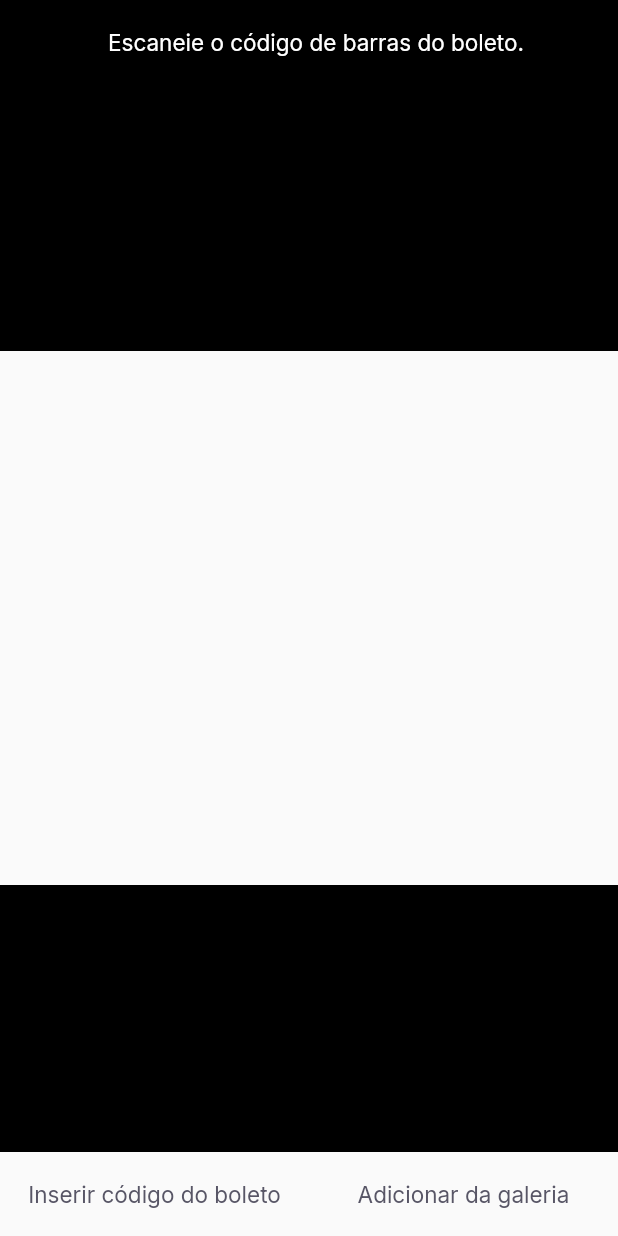
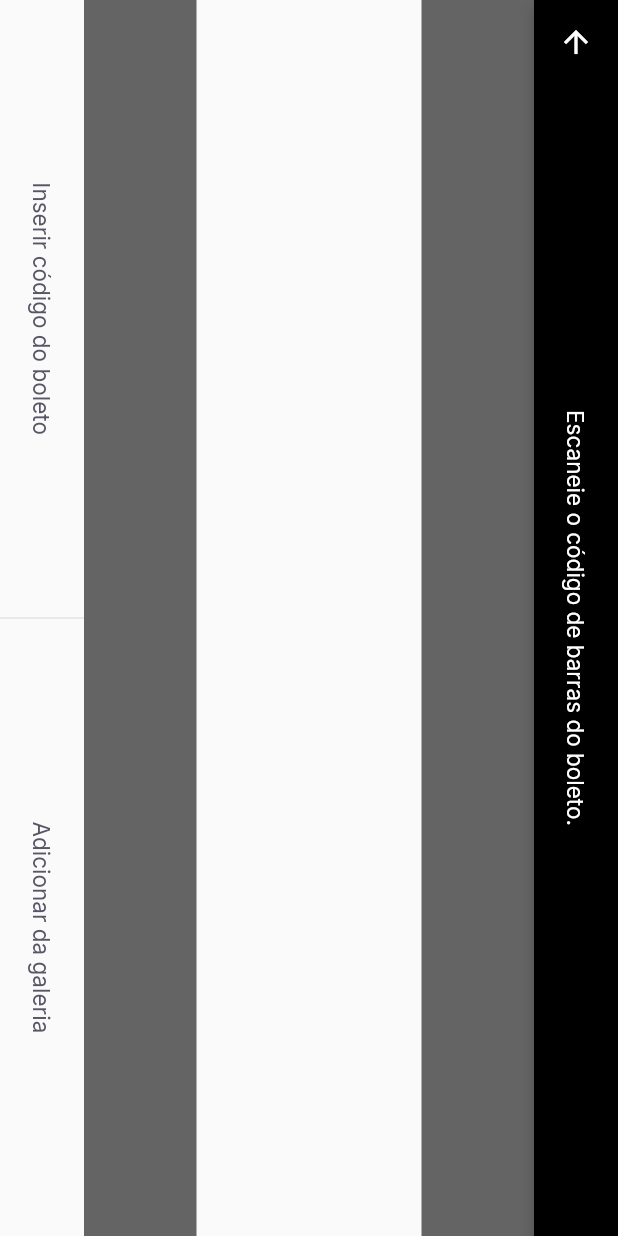
Before and after one commit to FilipeWilliam/payflow-flutter, a Flutter app: the BarcodeScannerPage screen opened by its route, on a phone screen of 412 x 824 dp. Run offline on Flutter 3.47's test engine with Material 2 defaults, Android fonts, the phone set to English and light mode, and no system bars; our stand-ins replace firebase_core, google_fonts, google_sign_in, shared_preferences; accounts and stored records are empty.

Commit message:
Finaliza o layout da tela de leitura do código de barras

```diff
--- a/lib/main.dart
+++ b/lib/main.dart
@@ -1,15 +1,14 @@
 import 'package:firebase_core/firebase_core.dart';
 import 'package:flutter/material.dart';
 import 'package:payflow/modules/app_widget.dart';
-import 'package:payflow/shared/themes/app_colors.dart';
-
-import 'modules/login/login_page.dart';
 
 void main() {
-  runApp(AppFirebase());
+  runApp(const AppFirebase());
 }
 
 class AppFirebase extends StatefulWidget {
+  const AppFirebase({Key? key}) : super(key: key);
+
   @override
   _AppFirebaseState createState() => _AppFirebaseState();
 }
--- a/lib/modules/barcode_scanner/barcode_scanner_page.dart
+++ b/lib/modules/barcode_scanner/barcode_scanner_page.dart
@@ -1,6 +1,7 @@
 import 'package:flutter/material.dart';
+import 'package:payflow/shared/themes/app_colors.dart';
 import 'package:payflow/shared/themes/app_text_styles.dart';
-import 'package:payflow/shared/widgets/label_button/label_button.dart';
+import 'package:payflow/shared/widgets/set_label_buttons/set_label_buttons.dart';
 
 class BarcodeScannerPage extends StatefulWidget {
   const BarcodeScannerPage({ Key? key }) : super(key: key);
@@ -12,9 +13,20 @@ class BarcodeScannerPage extends StatefulWidget {
 class _BarcodeScannerPageState extends State<BarcodeScannerPage> {
   @override
   Widget build(BuildContext context) {
-    return Scaffold(
+    return SafeArea(
+      top: true,
+      bottom: true,
+      left: true,
+      right: true,
+      child: RotatedBox(
+        quarterTurns: 1,
+        child: Scaffold(
           appBar: AppBar(
+            centerTitle: true,
             backgroundColor: Colors.black,
+            leading: BackButton(
+              color: AppColors.background,
+            ),
             title: Text(
               'Escaneie o código de barras do boleto.',
               style: TextStyles.buttonBackground,
@@ -24,7 +36,7 @@ class _BarcodeScannerPageState extends State<BarcodeScannerPage> {
             children: [
               Expanded(
                 child: Container(
-              color: Colors.black,
+                  color: Colors.black.withOpacity(0.6),
                 ),
               ),
               Expanded(
@@ -35,26 +47,18 @@ class _BarcodeScannerPageState extends State<BarcodeScannerPage> {
               ),
               Expanded(
                 child: Container(
-              color: Colors.black,
+                  color: Colors.black.withOpacity(0.6),
                 ),
               ),
             ],
           ),
-      bottomNavigationBar: Row(
-        children: [
-          Expanded(
-            child: LabelButton(
-              label: 'Inserir código do boleto',
-               onPressed: () {}
+          bottomNavigationBar: SetLabelButtons(
+            primaryLabel: 'Inserir código do boleto',
+            primaryOnPressed: () {},
+            secondaryLabel: 'Adicionar da galeria',
+            secondaryOnPressed: () {},
+          )
         ),
-          ),
-          Expanded(
-            child: LabelButton(
-              label: 'Adicionar da galeria',
-               onPressed: () {}
-            ),
-          ),
-        ],
       ),
     );
   }
--- /dev/null
+++ b/lib/shared/widgets/divider_vertical/divider_vertical.dart
@@ -0,0 +1,15 @@
+import 'package:flutter/material.dart';
+import 'package:payflow/shared/themes/app_colors.dart';
+
+class DividerVerticalWidget extends StatelessWidget {
+  const DividerVerticalWidget({ Key? key }) : super(key: key);
+
+  @override
+  Widget build(BuildContext context) {
+    return Container(
+      width: 1,
+      height: double.maxFinite,
+      color: AppColors.stroke,
+    );
+  }
+}
--- /dev/null
+++ b/lib/shared/widgets/set_label_buttons/set_label_buttons.dart
@@ -0,0 +1,36 @@
+import 'package:flutter/material.dart';
+import 'package:payflow/shared/widgets/divider_vertical/divider_vertical.dart';
+import 'package:payflow/shared/widgets/label_button/label_button.dart';
+
+class SetLabelButtons extends StatelessWidget {
+  final String primaryLabel;
+  final String secondaryLabel;
+  final VoidCallback primaryOnPressed;
+  final VoidCallback secondaryOnPressed;
+
+  const SetLabelButtons({ Key? key, required this.primaryLabel, required this.secondaryLabel, required this.primaryOnPressed, required this.secondaryOnPressed }) : super(key: key);
+
+  @override
+  Widget build(BuildContext context) {
+    return Container(
+        height: 56,
+        child: Row(
+          children: [
+            Expanded(
+              child: LabelButton(
+                label: primaryLabel,
+                onPressed: primaryOnPressed
+              ),
+            ),
+            DividerVerticalWidget(),
+            Expanded(
+              child: LabelButton(
+                label: secondaryLabel,
+                onPressed: secondaryOnPressed
+            ),
+          ),
+        ],
+      ),
+    );
+  }
+}
```
Lines whose indentation alone changed are shown as unchanged.
